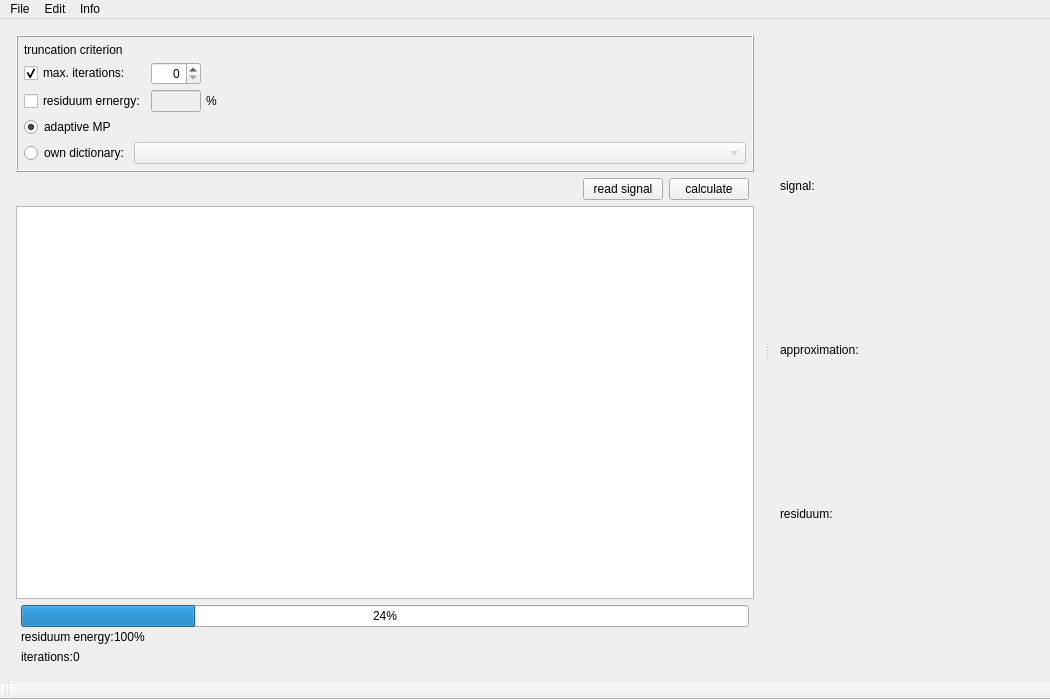
Old version of the form examples/matchingPursuit/mainwindow.ui in the repository mne-tools/mne-cpp.
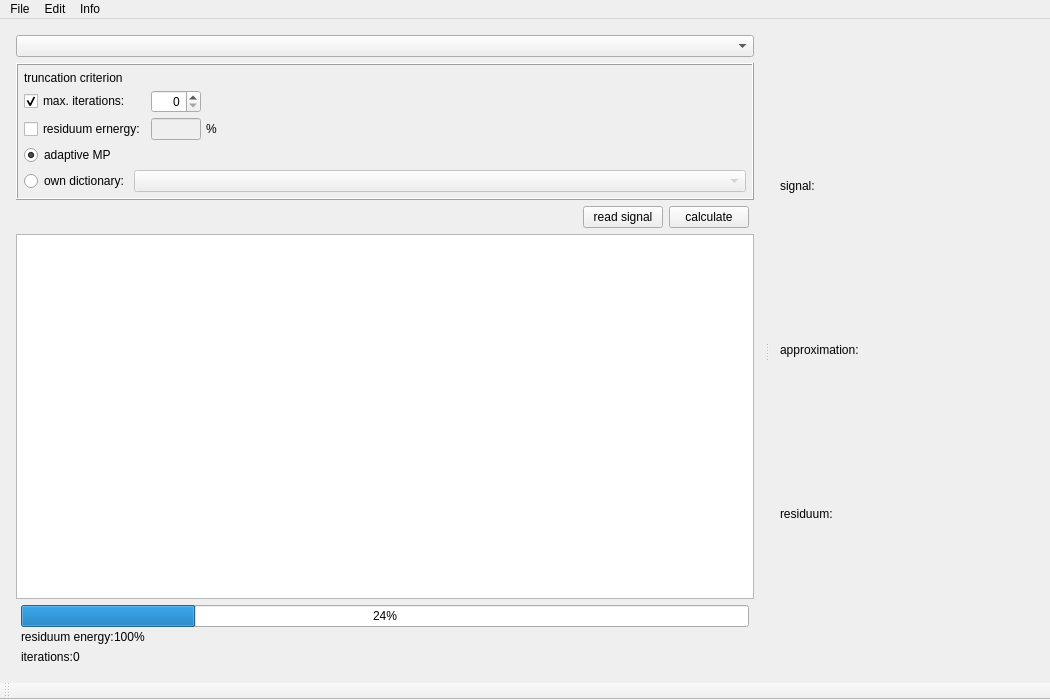
New version of the form. Icons and pictures are not drawn.

Commit message: CHG: License, Comments MainWindow: MultiChannelComboBox

The edit to the form file:
```diff
--- a/examples/matchingPursuit/mainwindow.ui
+++ b/examples/matchingPursuit/mainwindow.ui
@@ -62,6 +62,9 @@
       </property>
       <widget class="QWidget" name="layoutWidget">
        <layout class="QVBoxLayout" name="verticalLayout">
+        <item>
+         <widget class="QComboBox" name="comboBox"/>
+        </item>
         <item>
          <widget class="QFrame" name="frame">
           <property name="frameShape">
@@ -88,7 +91,7 @@
              <property name="spacing">
               <number>5</number>
              </property>
-             <item row="6" column="0" colspan="2">
+             <item row="8" column="0" colspan="2">
               <widget class="QRadioButton" name="rb_adativMp">
                <property name="text">
                 <string>adaptive MP</string>
@@ -98,7 +101,7 @@
                </property>
               </widget>
              </item>
-             <item row="0" column="0" colspan="2">
+             <item row="2" column="0" colspan="2">
               <widget class="QLabel" name="lb_Criterion">
                <property name="sizePolicy">
                 <sizepolicy hsizetype="Preferred" vsizetype="Fixed">
@@ -111,14 +114,14 @@
                </property>
               </widget>
              </item>
-             <item row="7" column="0">
+             <item row="9" column="0">
               <widget class="QRadioButton" name="rb_OwnDictionary">
                <property name="text">
                 <string>own dictionary:</string>
                </property>
               </widget>
              </item>
-             <item row="2" column="2">
+             <item row="4" column="2">
               <widget class="QSpinBox" name="sb_Iterations">
                <property name="enabled">
                 <bool>true</bool>
@@ -128,7 +131,7 @@
                </property>
               </widget>
              </item>
-             <item row="4" column="3">
+             <item row="6" column="3">
               <widget class="QLabel" name="lb_Prozent">
                <property name="sizePolicy">
                 <sizepolicy hsizetype="Preferred" vsizetype="Preferred">
@@ -141,7 +144,7 @@
                </property>
               </widget>
              </item>
-             <item row="4" column="2">
+             <item row="6" column="2">
               <widget class="QLineEdit" name="tb_ResEnergy">
                <property name="enabled">
                 <bool>false</bool>
@@ -169,7 +172,7 @@
                </property>
               </widget>
              </item>
-             <item row="4" column="0" colspan="2">
+             <item row="6" column="0" colspan="2">
               <widget class="QCheckBox" name="chb_ResEnergy">
                <property name="text">
                 <string>residuum ernergy:</string>
@@ -179,7 +182,7 @@
                </property>
               </widget>
              </item>
-             <item row="2" column="0" colspan="2">
+             <item row="4" column="0" colspan="2">
               <widget class="QCheckBox" name="chb_Iterations">
                <property name="text">
                 <string>max. iterations:</string>
@@ -189,7 +192,7 @@
                </property>
               </widget>
              </item>
-             <item row="7" column="1" colspan="3">
+             <item row="9" column="1" colspan="3">
               <widget class="QComboBox" name="cb_Dicts">
                <property name="enabled">
                 <bool>false</bool>
```
The commit also changes 7 other files.
